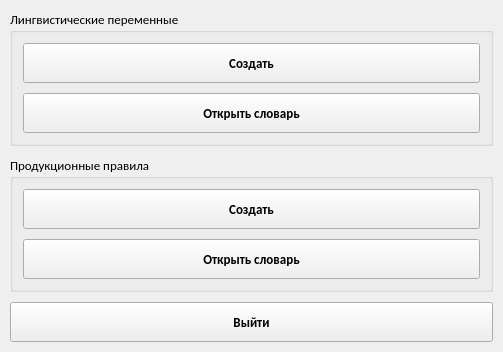
The window that ui/menu_window.ui (WeeIIer/knowledge_representation-lab_2) describes before a commit, drawn with Qt 5.
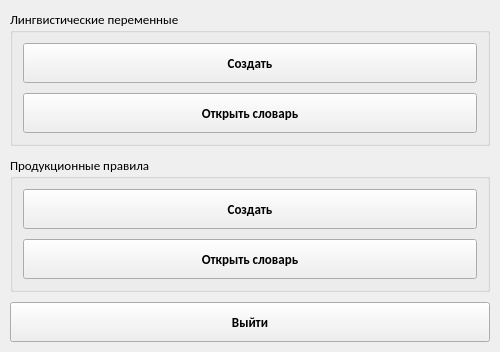
The same window after the commit.

```diff
--- a/ui/menu_window.ui
+++ b/ui/menu_window.ui
@@ -6,7 +6,7 @@
    <rect>
     <x>0</x>
     <y>0</y>
-    <width>503</width>
+    <width>500</width>
     <height>336</height>
    </rect>
   </property>
```
